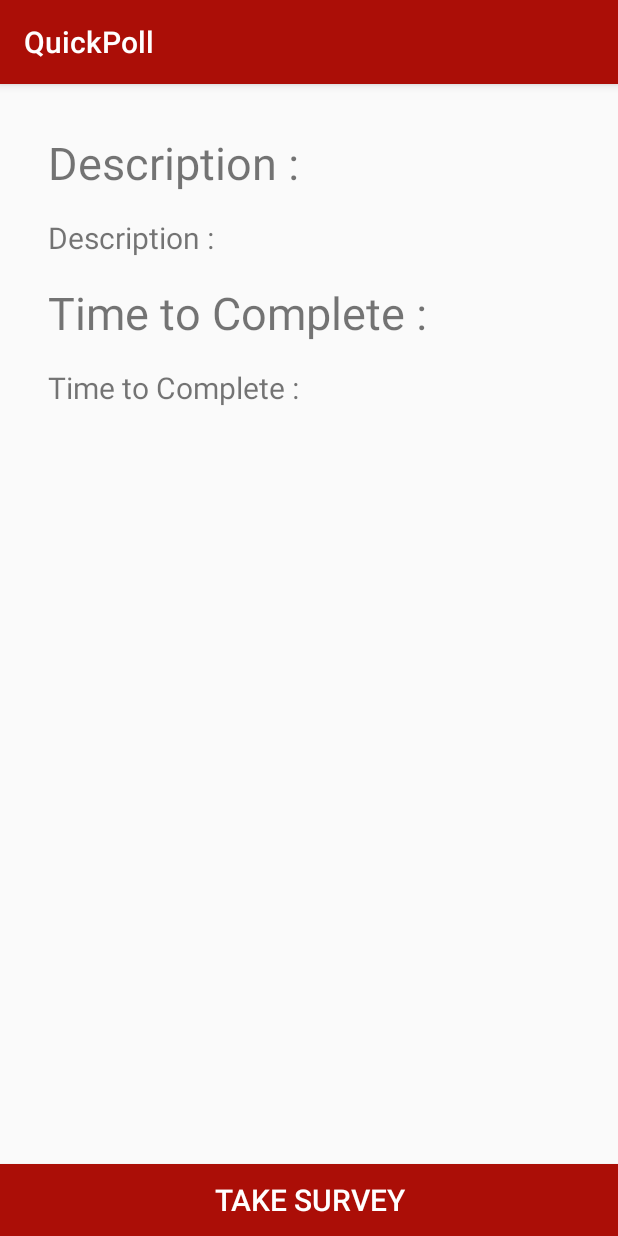
After one commit to shahksh1011/QuickPoll, an Android app: the fragment SurveyDescriptionFragment shown on its own in the app's theme, on a phone screen of 412 x 824 dp. The commit adds this screen. Run offline under Robolectric (Android 15) with nearby library versions, the phone set to English and light mode, and no system bars; 3 statements that could not run were skipped.

Commit message:
Survey description complete

```diff
--- /dev/null
+++ b/Android-App/app/src/main/java/com/example/kshitij/quickpoll/ui/surveyCycle/SurveyDescriptionFragment.java
@@ -0,0 +1,38 @@
+package com.example.kshitij.quickpoll.ui.surveyCycle;
+
+import androidx.lifecycle.ViewModelProviders;
+
+import android.os.Bundle;
+
+import androidx.annotation.NonNull;
+import androidx.annotation.Nullable;
+import androidx.fragment.app.Fragment;
+
+import android.view.LayoutInflater;
+import android.view.View;
+import android.view.ViewGroup;
+import android.widget.TextView;
+
+import com.example.kshitij.quickpoll.R;
+import com.example.kshitij.quickpoll.data.model.Survey;
+
+public class SurveyDescriptionFragment extends Fragment {
+    TextView descriptionText, timeLimitText;
+    String description, time;
+
+    @Override
+    public View onCreateView(@NonNull LayoutInflater inflater, @Nullable ViewGroup container,
+                             @Nullable Bundle savedInstanceState) {
+        View view = inflater.inflate(R.layout.survey_description_fragment, container, false);
+        Bundle bundle = getArguments();
+        Survey survey = (Survey) bundle.get("survey");
+        descriptionText = view.findViewById(R.id.description_editText);
+        timeLimitText = view.findViewById(R.id.time_to_complete_editText);
+        descriptionText.setText(survey.surveyDescription);
+        timeLimitText.setText(survey.timeToComplete);
+        return view;
+    }
+
+
+
+}
--- /dev/null
+++ b/Android-App/app/src/main/res/layout/survey_description_fragment.xml
@@ -0,0 +1,62 @@
+<?xml version="1.0" encoding="utf-8"?>
+<androidx.constraintlayout.widget.ConstraintLayout xmlns:android="http://schemas.android.com/apk/res/android"
+    xmlns:app="http://schemas.android.com/apk/res-auto"
+    xmlns:tools="http://schemas.android.com/tools"
+    android:id="@+id/frameLayout2"
+    android:layout_width="match_parent"
+    android:layout_height="match_parent"
+    tools:context=".ui.surveyCycle.SurveyDescriptionFragment">
+
+    <TextView
+        android:id="@+id/desctription_text"
+        android:layout_width="wrap_content"
+        android:layout_height="wrap_content"
+        android:layout_marginStart="32dp"
+        android:layout_marginTop="32dp"
+        android:text="@string/description"
+        android:textSize="30sp"
+        app:layout_constraintStart_toStartOf="parent"
+        app:layout_constraintTop_toTopOf="parent" />
+
+    <TextView
+        android:id="@+id/description_editText"
+        android:layout_width="0dp"
+        android:layout_height="wrap_content"
+        android:layout_marginTop="16dp"
+        android:text="@string/description"
+        android:textSize="20sp"
+        app:layout_constraintStart_toStartOf="@+id/desctription_text"
+        app:layout_constraintTop_toBottomOf="@+id/desctription_text" />
+
+    <TextView
+        android:id="@+id/time_to_complete_text"
+        android:layout_width="wrap_content"
+        android:layout_height="wrap_content"
+        android:layout_marginTop="16dp"
+        android:text="@string/timeToComplete"
+        android:textSize="30sp"
+        app:layout_constraintStart_toStartOf="@+id/description_editText"
+        app:layout_constraintTop_toBottomOf="@+id/description_editText" />
+
+    <TextView
+        android:id="@+id/time_to_complete_editText"
+        android:layout_width="0dp"
+        android:layout_height="wrap_content"
+        android:layout_marginTop="16dp"
+        android:text="@string/timeToComplete"
+        android:textSize="20sp"
+        app:layout_constraintStart_toStartOf="@+id/time_to_complete_text"
+        app:layout_constraintTop_toBottomOf="@+id/time_to_complete_text" />
+
+    <Button
+        android:id="@+id/take_survey_button"
+        android:layout_width="0dp"
+        android:layout_height="wrap_content"
+        android:background="@color/colorPrimary"
+        android:text="Take Survey"
+        android:textColor="#FFFFFF"
+        android:textSize="20sp"
+        app:layout_constraintBottom_toBottomOf="parent"
+        app:layout_constraintEnd_toEndOf="parent"
+        app:layout_constraintStart_toStartOf="parent" />
+</androidx.constraintlayout.widget.ConstraintLayout>
--- a/Android-App/app/src/main/res/values/colors.xml
+++ b/Android-App/app/src/main/res/values/colors.xml
@@ -1,6 +1,6 @@
 <?xml version="1.0" encoding="utf-8"?>
 <resources>
-    <color name="colorPrimary">#008577</color>
-    <color name="colorPrimaryDark">#00574B</color>
+    <color name="colorPrimary">#AB0E07</color>
+    <color name="colorPrimaryDark">#FFF</color>
     <color name="colorAccent">#D81B60</color>
 </resources>
--- a/Android-App/app/src/main/res/values/strings.xml
+++ b/Android-App/app/src/main/res/values/strings.xml
@@ -24,4 +24,16 @@
     <string name="invalid_username">Not a valid username</string>
     <string name="invalid_password">Password must be >5 characters</string>
     <string name="login_failed">"Login failed"</string>
+    <string name="description">"Description :"</string>
+    <string name="timeToComplete">"Time to Complete :"</string>
+    <string name="surveyDescription">"Survey Description"</string>
+
+
+
+    <!-- TODO: Remove or change this placeholder text -->
+    <string name="hello_blank_fragment">Hello blank fragment</string>
+
+    <!-- Survey Variables -->
+
+    <!-- End of Survey Variables -->
 </resources>
```
Also changed, not shown: Android-App/app/src/main/java/com/example/kshitij/quickpoll/adapters/SurveyAdapter.java (+18 -3 lines), Android-App/app/src/main/java/com/example/kshitij/quickpoll/data/model/Survey.java (+13 -3 lines), Android-App/app/src/main/java/com/example/kshitij/quickpoll/ui/survey/SurveyFragment.java (+10 -7 lines), Android-App/app/src/main/res/layout/survey_item.xml (+4 -3 lines), Android-App/app/src/main/res/navigation/mobile_navigation.xml (+10 -2 lines).
